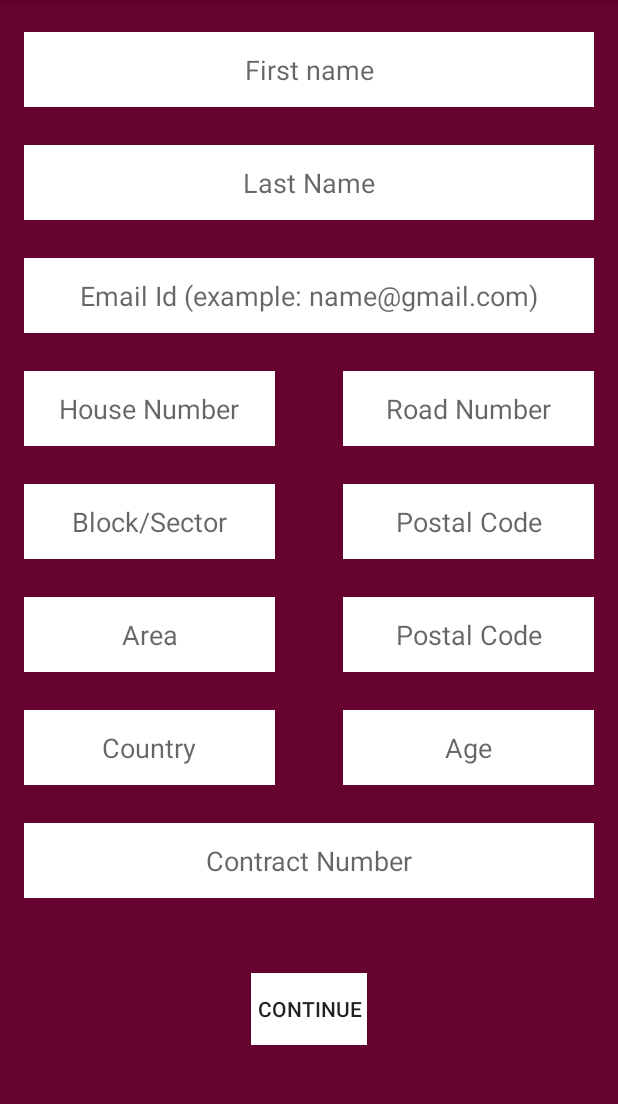
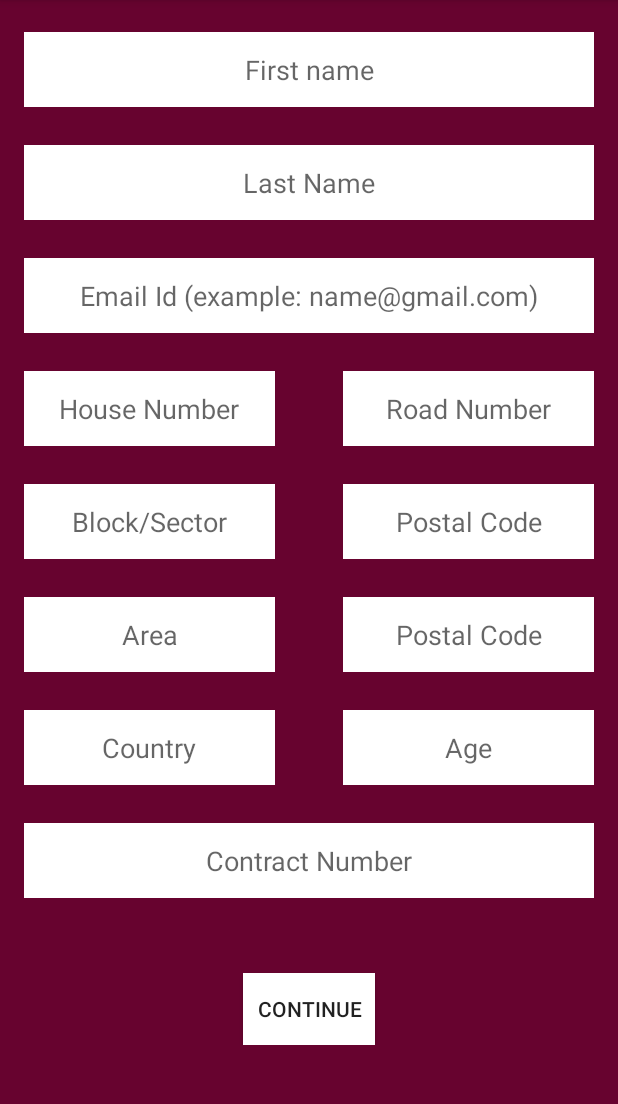
Before and after one commit to Sohanur-Rahman642/EasyMed, an Android app: the SignupActivity screen opened directly, with no data from a screen before it, on a phone screen of 412 x 824 dp, the part 84-1188 px from its top. Run offline under Robolectric (Android 15) with nearby library versions, the phone set to English and light mode, and no system bars.

Commit message:
Updating Button Allignments

```diff
--- a/FrontEnd LogSignProfile/loginActivity/app/src/main/res/layout/activity_main.xml
+++ b/FrontEnd LogSignProfile/loginActivity/app/src/main/res/layout/activity_main.xml
@@ -48,6 +48,7 @@
         android:layout_marginTop="27dp"
         android:background="#fff"
         android:text="Sign In"
+        android:layout_centerInParent="true"
         android:textAlignment="center" />
 
 
@@ -60,6 +61,7 @@
         android:textAlignment="center"
         android:layout_marginTop="25dp"
         android:layout_marginLeft="150dp"
+        android:layout_centerInParent="true"
         android:background="#fff"
         android:text="Sign Up" />
 
--- a/FrontEnd LogSignProfile/loginActivity/app/src/main/res/layout/activity_signup.xml
+++ b/FrontEnd LogSignProfile/loginActivity/app/src/main/res/layout/activity_signup.xml
@@ -212,19 +212,11 @@
 
     <Button
         android:id="@+id/bContinue"
-        android:layout_width="89dp"
+        android:layout_width="wrap_content"
         android:layout_height="wrap_content"
         android:layout_below="@+id/etContractnumber"
-        android:layout_alignParentStart="true"
-        android:layout_alignParentLeft="true"
-
-        android:layout_alignParentEnd="true"
-        android:layout_alignParentRight="true"
-        android:layout_marginStart="151dp"
-        android:layout_marginLeft="151dp"
+        android:layout_centerInParent="true"
         android:layout_marginTop="50dp"
-        android:layout_marginEnd="151dp"
-        android:layout_marginRight="151dp"
         android:background="#fff"
         android:text="Continue"
         android:textAlignment="center" />
```
Also changed, not shown: FrontEnd LogSignProfile/loginActivity/app/src/main/res/layout/activity_verification_code.xml (+2 -6 lines).
